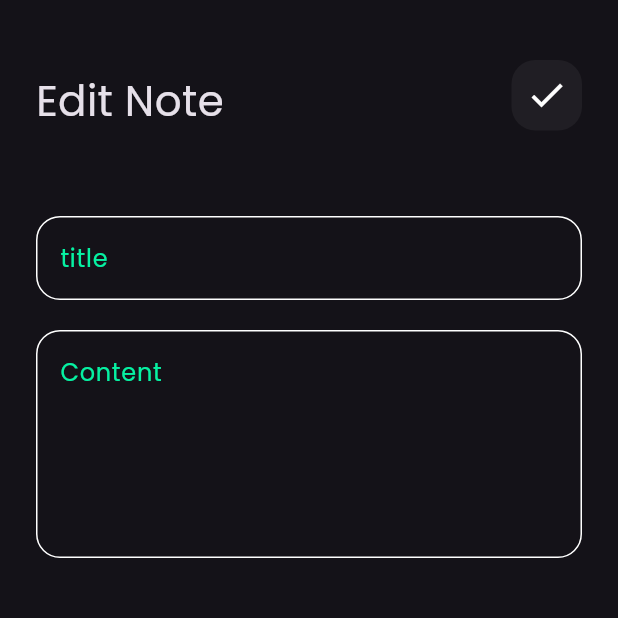
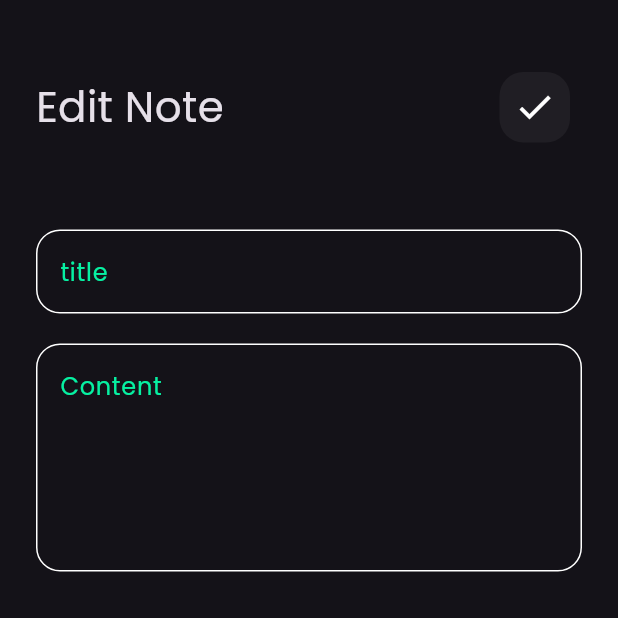
Before and after one commit to Zeina6699/notes_app, a Flutter app: the EditNoteView screen opened directly, on a phone screen of 412 x 824 dp, the top half of it. Run offline on Flutter 3.47's test engine with Material 3 defaults, Android fonts, the phone set to English and light mode, and no system bars.

```diff
--- a/lib/view/editNoteView.dart
+++ b/lib/Views/editNoteView.dart
@@ -1,5 +1,5 @@
 import 'package:flutter/material.dart';
-import 'package:notesapp/view/widgets/EditNoteViewBody.dart';
+import 'package:notesapp/Views/widgets/EditNoteViewBody.dart';
 
 class EditNoteView extends StatelessWidget {
   const EditNoteView({super.key});
--- a/lib/view/notes_view.dart
+++ b/lib/Views/notes_view.dart
@@ -1,6 +1,6 @@
 import 'package:flutter/material.dart';
-import 'package:notesapp/view/widgets/NotesViewBody.dart';
-import 'package:notesapp/view/widgets/addnoteBottomSheet.dart';
+import 'package:notesapp/Views/widgets/NotesViewBody.dart';
+import 'package:notesapp/Views/widgets/addnoteBottomSheet.dart';
 
 class NotesView extends StatelessWidget {
   const NotesView({super.key});
--- a/lib/view/widgets/CustomAppBar.dart
+++ b/lib/Views/widgets/CustomAppBar.dart
@@ -1,5 +1,5 @@
 import 'package:flutter/material.dart';
-import 'package:notesapp/view/widgets/customIcon.dart';
+import 'package:notesapp/Views/widgets/customIcon.dart';
 
 class customAppBar extends StatelessWidget {
   const customAppBar({super.key, required this.icon, required this.title});
--- a/lib/view/widgets/EditNoteViewBody.dart
+++ b/lib/Views/widgets/EditNoteViewBody.dart
@@ -1,6 +1,6 @@
 import 'package:flutter/material.dart';
-import 'package:notesapp/view/widgets/CustomAppBar.dart';
-import 'package:notesapp/view/widgets/customtextfield.dart';
+import 'package:notesapp/Views/widgets/CustomAppBar.dart';
+import 'package:notesapp/Views/widgets/customtextfield.dart';
 
 class EditNoteViewBody extends StatelessWidget {
   const EditNoteViewBody({super.key});
--- a/lib/view/widgets/NotesListView.dart
+++ b/lib/Views/widgets/NotesListView.dart
@@ -1,5 +1,5 @@
 import 'package:flutter/material.dart';
-import 'package:notesapp/view/widgets/customNoteItem.dart';
+import 'package:notesapp/Views/widgets/customNoteItem.dart';
 
 class NotesListView extends StatelessWidget {
   const NotesListView({super.key});
--- a/lib/view/widgets/NotesViewBody.dart
+++ b/lib/Views/widgets/NotesViewBody.dart
@@ -1,7 +1,7 @@
 import 'package:flutter/material.dart';
-import 'package:notesapp/view/widgets/CustomAppBar.dart';
-import 'package:notesapp/view/widgets/NotesListView.dart';
-import 'package:notesapp/view/widgets/customNoteItem.dart';
+import 'package:notesapp/Views/widgets/CustomAppBar.dart';
+import 'package:notesapp/Views/widgets/NotesListView.dart';
+import 'package:notesapp/Views/widgets/customNoteItem.dart';
 
 class NotesViewBody extends StatelessWidget {
   const NotesViewBody({super.key});
--- a/lib/view/widgets/addnoteBottomSheet.dart
+++ b/lib/Views/widgets/addnoteBottomSheet.dart
@@ -1,7 +1,7 @@
 import 'package:flutter/material.dart';
 import 'package:notesapp/constants.dart';
-import 'package:notesapp/view/widgets/custombuttom.dart';
-import 'package:notesapp/view/widgets/customtextfield.dart';
+import 'package:notesapp/Views/widgets/custombuttom.dart';
+import 'package:notesapp/Views/widgets/customtextfield.dart';
 
 class AddNoteBottomSheet extends StatelessWidget {
   const AddNoteBottomSheet({super.key});
--- /dev/null
+++ b/lib/Views/widgets/customIcon.dart
@@ -0,0 +1,28 @@
+import 'package:flutter/material.dart';
+import 'package:notesapp/constants.dart';
+
+class customIcon extends StatelessWidget {
+  const customIcon({super.key, required this.icon});
+  final IconData icon;
+
+  @override
+  Widget build(BuildContext context) {
+    return Padding(
+      padding: const EdgeInsets.all(8.0),
+      child: Container(
+        decoration: BoxDecoration(
+            color: Colors.white.withOpacity(.05),
+            borderRadius: BorderRadius.circular(16)),
+        height: 47,
+        width: 47,
+        child: Center(
+          child: Icon(
+            icon,
+            size: 28,
+          ),
+        ),
+      ),
+    );
+
+  }
+}
--- a/lib/view/widgets/customNoteItem.dart
+++ b/lib/Views/widgets/customNoteItem.dart
@@ -1,6 +1,6 @@
 import 'package:flutter/material.dart';
-import 'package:notesapp/view/editNoteView.dart';
-import 'package:notesapp/view/widgets/showDeleteDialog.dart';
+import 'package:notesapp/Views/editNoteView.dart';
+import 'package:notesapp/Views/widgets/showDeleteDialog.dart';
 
 class NoteItem extends StatelessWidget {
   const NoteItem({super.key});
--- a/lib/main.dart
+++ b/lib/main.dart
@@ -1,5 +1,5 @@
 import 'package:flutter/material.dart';
-import 'package:notesapp/view/notes_view.dart';
+import 'package:notesapp/Views/notes_view.dart';
 
 void main() {
   runApp(const NotesApp());
--- a/lib/view/widgets/customIcon.dart
+++ /dev/null
@@ -1,25 +0,0 @@
-import 'package:flutter/material.dart';
-import 'package:notesapp/constants.dart';
-
-class customIcon extends StatelessWidget {
-  const customIcon({super.key, required this.icon});
-  final IconData icon;
-
-  @override
-  Widget build(BuildContext context) {
-    return Container(
-      margin: EdgeInsets.only(bottom: 7),
-      decoration: BoxDecoration(
-          color: Colors.white.withOpacity(.05),
-          borderRadius: BorderRadius.circular(16)),
-      height: 47,
-      width: 47,
-      child: Center(
-        child: Icon(icon,
-
-          size: 28,
-        ),
-      ),
-    );
-  }
-}
--- a/main.dart
+++ b/main.dart
@@ -1,5 +1,5 @@
 import 'package:flutter/material.dart';
-import 'package:notesapp/view/notes_view.dart';
+import 'package:notesapp/Views/notes_view.dart';
 
 void main() {
   runApp(const NotesApp());
```
Also changed, not shown: lib/Models/NoteModel.dart (added, +8 -0 lines), pubspec.yaml (+7 -5 lines), lib/Views/widgets/custombuttom.dart (renamed from lib/view/widgets/custombuttom.dart), lib/Views/widgets/customtextfield.dart (renamed from lib/view/widgets/customtextfield.dart), lib/Views/widgets/showDeleteDialog.dart (renamed from lib/view/widgets/showDeleteDialog.dart), pubspec.lock, 1 other file.
